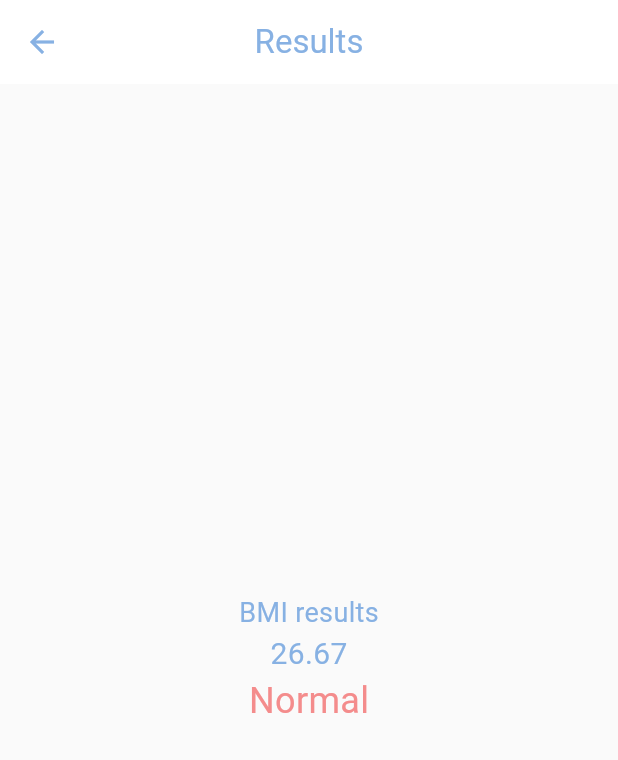
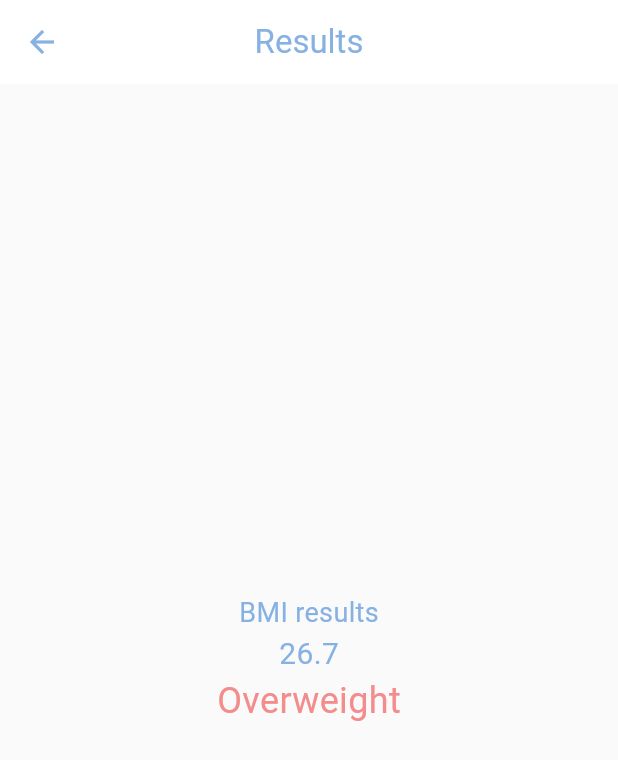
Before and after one commit to MohammedGhazaly/BMI-Normal, a Flutter app: the screen it shows after launch, after a tap on "Calculate", on a phone screen of 412 x 824 dp. Shown: the top 760 px of the screen. Run offline on Flutter 3.47's test engine with Material 3 defaults, Android fonts, the phone set to English and light mode, and no system bars.

Commit message:
Finished calculate condition

```diff
--- a/lib/views/results/result_view.dart
+++ b/lib/views/results/result_view.dart
@@ -12,8 +12,8 @@ class ResutlView extends StatelessWidget {
   Widget build(BuildContext context) {
     final UserModel userModel =
         ModalRoute.of(context)!.settings.arguments as UserModel;
-    String bmi = ((userModel.weight) / pow(userModel.height / 100, 2))
-        .toStringAsFixed(2);
+    double bmi = (userModel.weight) / pow(userModel.height / 100, 2);
+
     return Scaffold(
       appBar: AppBar(
         title: const Text("Results"),
--- a/lib/views/results/widgets/result_view_body.dart
+++ b/lib/views/results/widgets/result_view_body.dart
@@ -2,11 +2,29 @@ import 'package:bmi_normal/constants.dart';
 import 'package:flutter/material.dart';
 
 class ResultViewBody extends StatelessWidget {
-  final String bmi;
+  final double bmi;
   const ResultViewBody({super.key, required this.bmi});
 
   @override
   Widget build(BuildContext context) {
+    String result = "";
+    switch (bmi) {
+      case < 18:
+        result = "Severe Thinness";
+        break;
+      case > 18.5 && < 25:
+        result = "Normal";
+        break;
+      case > 25 && < 30:
+        result = "Overweight";
+        break;
+      case > 30:
+        result = "Dense";
+        break;
+      default:
+        result = "Unknown";
+        break;
+    }
     return Center(
       child: Column(
         mainAxisAlignment: MainAxisAlignment.center,
@@ -16,11 +34,11 @@ class ResultViewBody extends StatelessWidget {
             style: TextStyle(fontSize: 18, color: kBlueColor),
           ),
           Text(
-            bmi,
+            bmi.toStringAsFixed(1),
             style: TextStyle(fontSize: 20, color: kBlueColor),
           ),
           Text(
-            "Normal",
+            result,
             style: TextStyle(fontSize: 24, color: kRedColor),
           ),
         ],
```
